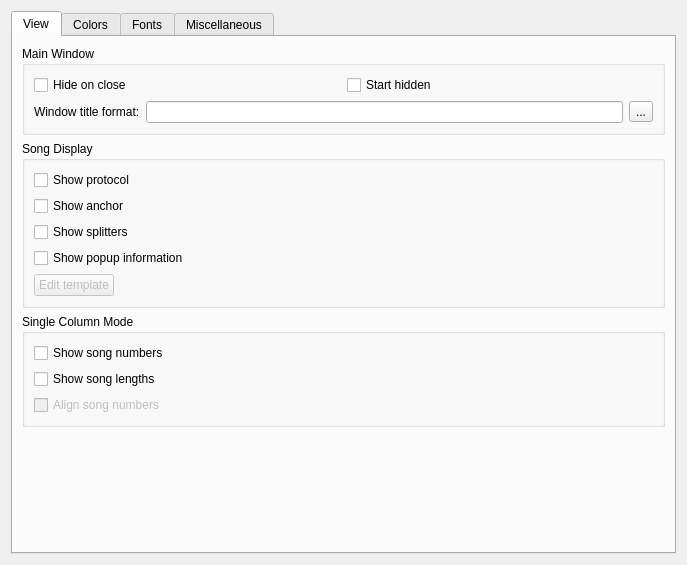
First picture: the form in qmmp/src/plugins/Ui/qsui/forms/qsuisettings.ui, repository prinsbert/qmmp-dev, before the edit.
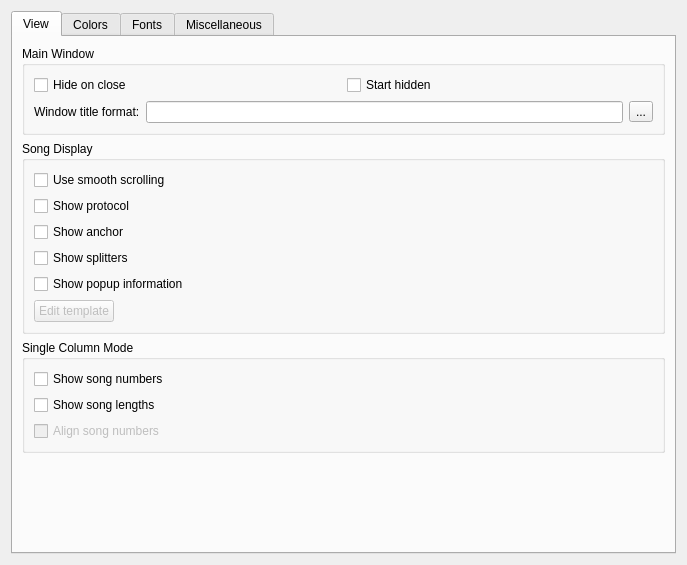
Second picture: the form after the edit. Icons and pictures are not drawn. Custom widgets are drawn as their Qt base class.

Commit message: qsui: added smooth scrolling

Patch:
```diff
--- a/qmmp/src/plugins/Ui/qsui/forms/qsuisettings.ui
+++ b/qmmp/src/plugins/Ui/qsui/forms/qsuisettings.ui
@@ -74,6 +74,13 @@
           <string>Song Display</string>
          </property>
          <layout class="QVBoxLayout" name="verticalLayout_3">
+          <item>
+           <widget class="QCheckBox" name="smoothScrollingCheckBox">
+            <property name="text">
+             <string>Use smooth scrolling</string>
+            </property>
+           </widget>
+          </item>
           <item>
            <widget class="QCheckBox" name="protocolCheckBox">
             <property name="text">
```
The commit also changes 3 other files.
